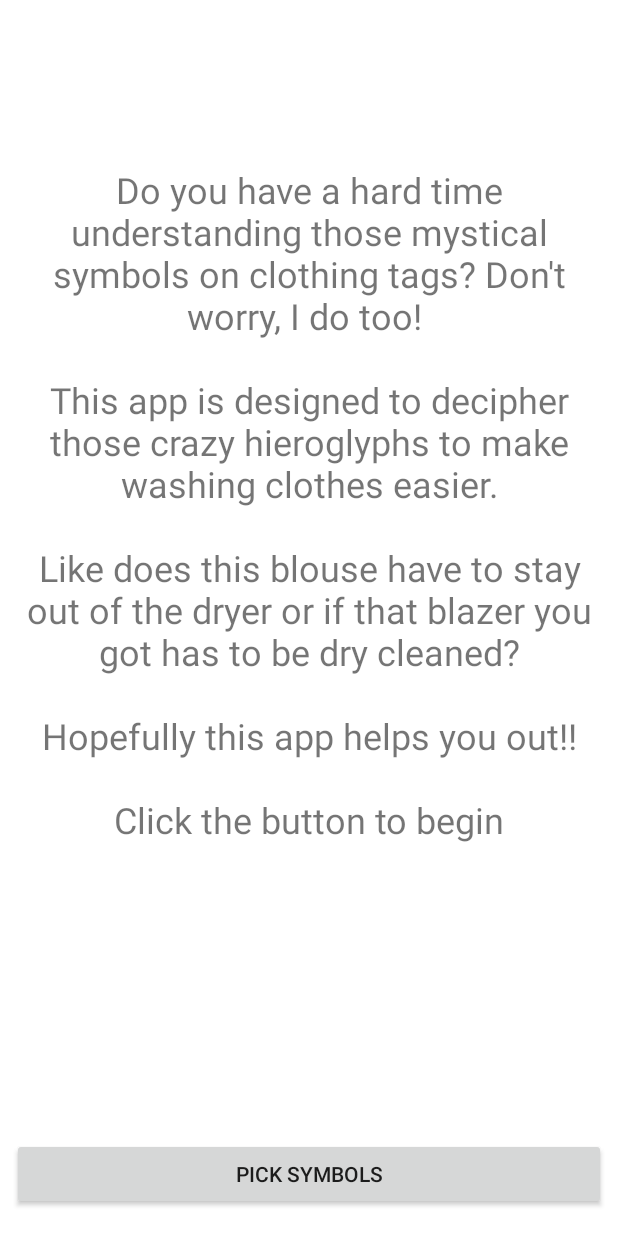
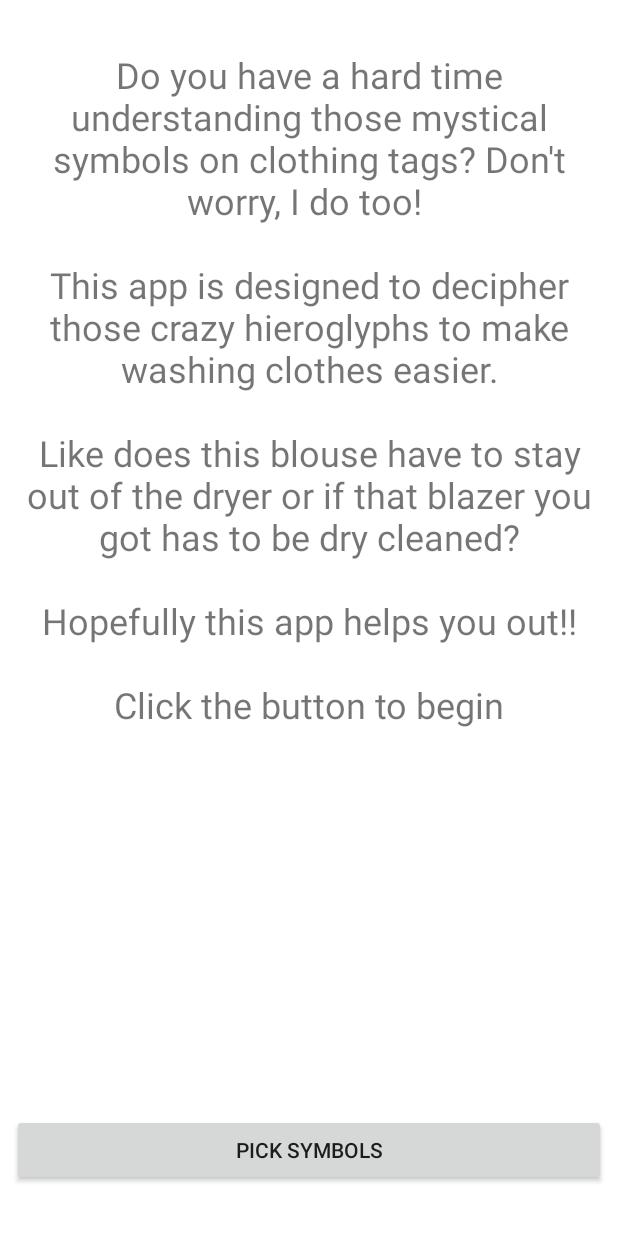
Before and after one commit to acelwell/Hamper-Helper, an Android app: the screen it shows after launch (MainActivity), on a phone screen of 412 x 824 dp. Run offline under Robolectric (Android 15) with nearby library versions, the phone set to English and light mode, and no system bars.

Commit message:
updates to layouts

```diff
--- a/app/src/main/res/layout/activity_main.xml
+++ b/app/src/main/res/layout/activity_main.xml
@@ -20,25 +20,45 @@
         android:text="Pick Symbols"
         app:layout_constraintBottom_toBottomOf="parent"
         app:layout_constraintEnd_toEndOf="parent"
+        app:layout_constraintHorizontal_bias="0.498"
         app:layout_constraintStart_toStartOf="parent"
-        app:layout_constraintTop_toBottomOf="@+id/info" />
+        app:layout_constraintTop_toTopOf="parent"
+        app:layout_constraintVertical_bias="0.979" />
 
-    <TextView
-        android:id="@+id/info"
+    <ScrollView
+        android:id="@+id/scrollView3"
         android:layout_width="0dp"
         android:layout_height="0dp"
         android:layout_marginStart="8dp"
         android:layout_marginLeft="8dp"
-        android:layout_marginTop="16dp"
+        android:layout_marginTop="17dp"
         android:layout_marginEnd="8dp"
         android:layout_marginRight="8dp"
-        android:layout_marginBottom="102dp"
-        android:gravity="center"
-        android:text="TextView"
-        android:textSize="24sp"
+        android:layout_marginBottom="17dp"
         app:layout_constraintBottom_toTopOf="@+id/scanButton"
         app:layout_constraintEnd_toEndOf="parent"
         app:layout_constraintStart_toStartOf="parent"
-        app:layout_constraintTop_toTopOf="parent" />
+        app:layout_constraintTop_toTopOf="parent">
+
+        <LinearLayout
+            android:layout_width="match_parent"
+            android:layout_height="wrap_content"
+            android:orientation="vertical">
+
+            <TextView
+                android:id="@+id/info"
+                android:layout_width="match_parent"
+                android:layout_height="match_parent"
+                android:layout_marginStart="8dp"
+                android:layout_marginLeft="8dp"
+                android:layout_marginTop="16dp"
+                android:layout_marginEnd="8dp"
+                android:layout_marginRight="8dp"
+                android:layout_marginBottom="8dp"
+                android:gravity="center"
+                android:text="TextView"
+                android:textSize="24sp" />
+        </LinearLayout>
+    </ScrollView>
 
 </androidx.constraintlayout.widget.ConstraintLayout>
--- a/app/src/main/res/layout/results.xml
+++ b/app/src/main/res/layout/results.xml
@@ -27,8 +27,8 @@
 
     <ScrollView
         android:id="@+id/scrollView"
-        android:layout_width="408dp"
-        android:layout_height="577dp"
+        android:layout_width="0dp"
+        android:layout_height="0dp"
         android:layout_marginStart="8dp"
         android:layout_marginLeft="8dp"
         android:layout_marginTop="17dp"
```
Also changed, not shown: app/src/main/res/layout/activity_camera.xml (+16 -8 lines).
